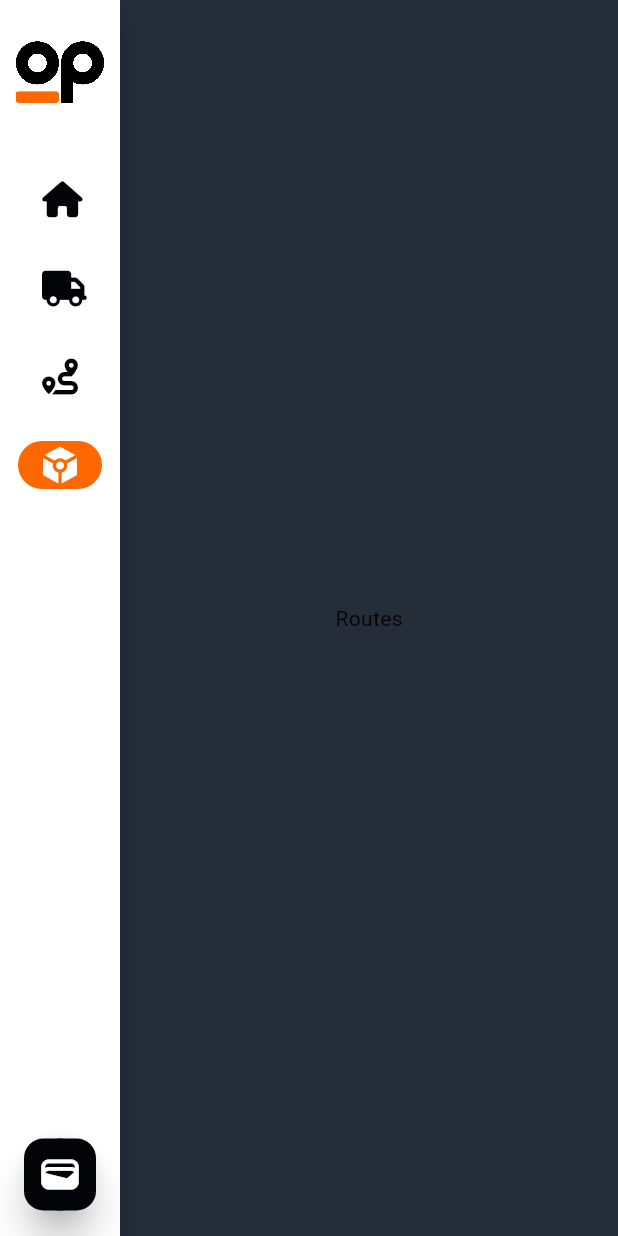
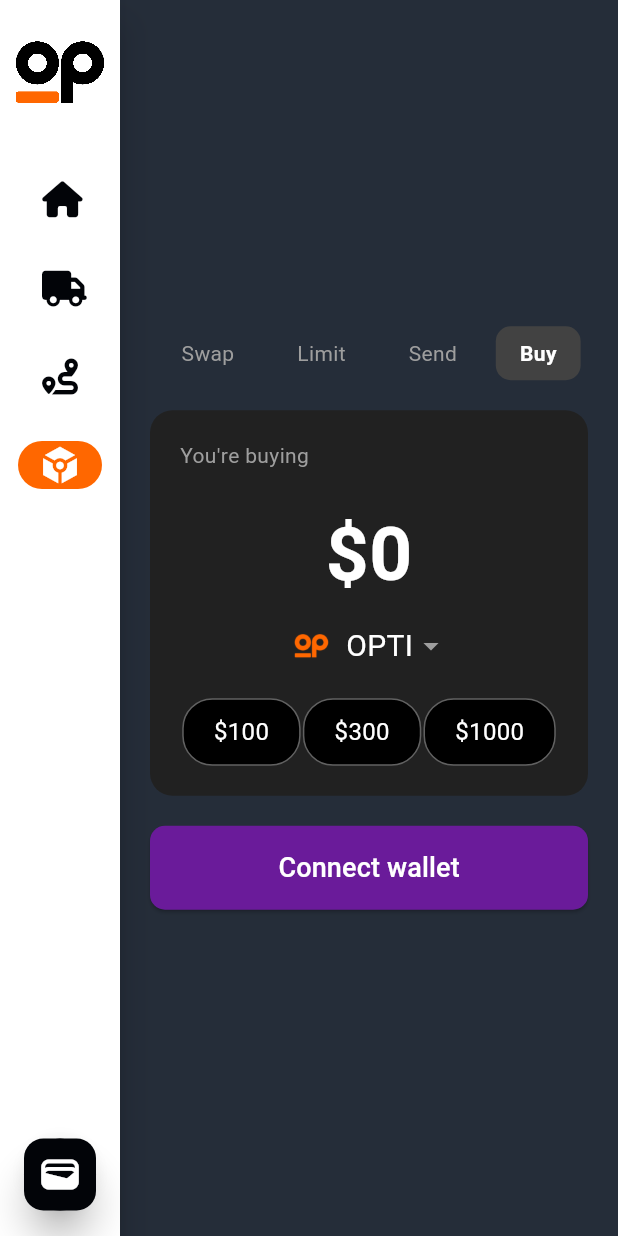
Before and after one commit to Opti-Freight/demo, a Flutter app: the screen it shows after launch, after a tap on "Jobs", after a tap on "Routes", after a tap on "OPTI Tokens", on a phone screen of 412 x 824 dp. Run offline on Flutter 3.47's test engine with Material 3 defaults, Android fonts, the phone set to English and light mode, and no system bars; our stand-ins replace font_awesome_flutter, get, google_fonts; missing offline and left inert: truncate; network calls fail; Roboto replaces fonts that are missing (Kanit).

Commit message:
added OPTI sales module

```diff
--- a/lib/pages/home.dart
+++ b/lib/pages/home.dart
@@ -26,7 +26,6 @@
       _builHome(),
       _buildPurchaseOrders(),
       _buildTrips(),
-      _buildRoutes(),
       _buildOptiTokens(),
     ];
     return Scaffold(
@@ -196,15 +195,7 @@
     return const TripsPage();
   }
 
-  Widget _buildRoutes() {
-    return const Center(
-      child: Text("Routes"),
-    );
-  }
-
   Widget _buildOptiTokens() {
-    return const Center(
-      child: Text("OPTI Tokens"),
-    );
+    return const BuyWidget();
   }
 }
--- /dev/null
+++ b/lib/pages/opti.dart
@@ -0,0 +1,154 @@
+import 'package:flutter/material.dart';
+import 'package:optifreight/utils/utils.dart';
+
+class BuyWidget extends StatelessWidget {
+  const BuyWidget({super.key});
+
+  @override
+  Widget build(BuildContext context) {
+    return Center(
+      child: SizedBox(
+        width: 500,
+        child: Column(
+          mainAxisAlignment: MainAxisAlignment.center,
+          children: [
+            // Top Navigation Bar
+            Container(
+              width: 500,
+              padding: const EdgeInsets.symmetric(horizontal: 20.0),
+              child: Row(
+                mainAxisAlignment: MainAxisAlignment.spaceAround,
+                children: [
+                  _buildTab("Swap"),
+                  _buildTab("Limit"),
+                  _buildTab("Send"),
+                  _buildTab("Buy", isSelected: true),
+                ],
+              ),
+            ),
+            const SizedBox(height: 20),
+
+            // Main Card
+            Container(
+              padding: const EdgeInsets.all(20.0),
+              margin: const EdgeInsets.symmetric(horizontal: 20.0),
+              decoration: BoxDecoration(
+                color: Colors.grey[900],
+                borderRadius: BorderRadius.circular(15),
+              ),
+              child: Column(
+                crossAxisAlignment: CrossAxisAlignment.center,
+                children: [
+                  const Align(
+                    alignment: Alignment.topLeft,
+                    child: Text(
+                      "You're buying",
+                      style: TextStyle(color: Colors.grey),
+                    ),
+                  ),
+                  const SizedBox(height: 20),
+                  const Text(
+                    '\$0',
+                    style: TextStyle(
+                      color: Colors.white,
+                      fontSize: 50,
+                      fontWeight: FontWeight.bold,
+                    ),
+                  ),
+                  const SizedBox(height: 10),
+                  const Row(
+                    mainAxisAlignment: MainAxisAlignment.center,
+                    children: [
+                      ImageIcon(
+                        AssetImage('assets/images/icon.png'),
+                        size: 30,
+                        color: AppColors.primary,
+                      ),
+                      SizedBox(width: 8),
+                      Text(
+                        'OPTI',
+                        style: TextStyle(
+                          color: Colors.white,
+                          fontSize: 20,
+                        ),
+                      ),
+                      Icon(
+                        Icons.arrow_drop_down,
+                        color: Colors.grey,
+                      ),
+                    ],
+                  ),
+                  const SizedBox(height: 20),
+                  Row(
+                    mainAxisAlignment: MainAxisAlignment.spaceEvenly,
+                    children: [
+                      _buildAmountButton("\$100"),
+                      _buildAmountButton("\$300"),
+                      _buildAmountButton("\$1000"),
+                    ],
+                  ),
+                ],
+              ),
+            ),
+            const SizedBox(height: 20),
+
+            // Connect Wallet Button
+            Container(
+              width: double.infinity,
+              margin: const EdgeInsets.symmetric(horizontal: 20.0),
+              child: ElevatedButton(
+                onPressed: () {},
+                style: ElevatedButton.styleFrom(
+                  backgroundColor:
+                      const Color(0xFF6A1B9A), // Dark purple background
+                  padding: const EdgeInsets.symmetric(vertical: 15),
+                  shape: RoundedRectangleBorder(
+                    borderRadius: BorderRadius.circular(10),
+                  ),
+                ),
+                child: const Text(
+                  'Connect wallet',
+                  style: TextStyle(color: Colors.white, fontSize: 18),
+                ),
+              ),
+            ),
+          ],
+        ),
+      ),
+    );
+  }
+
+  // Helper widget to build a tab
+  Widget _buildTab(String text, {bool isSelected = false}) {
+    return Container(
+      padding: const EdgeInsets.symmetric(vertical: 8.0, horizontal: 16.0),
+      decoration: BoxDecoration(
+        color: isSelected ? Colors.grey[800] : Colors.transparent,
+        borderRadius: BorderRadius.circular(10),
+      ),
+      child: Text(
+        text,
+        style: TextStyle(
+          color: isSelected ? Colors.white : Colors.grey,
+          fontWeight: isSelected ? FontWeight.bold : FontWeight.normal,
+        ),
+      ),
+    );
+  }
+
+  // Helper widget to build amount selection buttons
+  Widget _buildAmountButton(String amount) {
+    return Container(
+      padding: const EdgeInsets.symmetric(vertical: 10, horizontal: 20),
+      decoration: BoxDecoration(
+        color: Colors.black,
+        borderRadius: BorderRadius.circular(20),
+        border: Border.all(color: Colors.grey[700]!),
+      ),
+      child: Text(
+        amount,
+        style: const TextStyle(color: Colors.white, fontSize: 16),
+      ),
+    );
+  }
+}
--- a/lib/pages/pages.dart
+++ b/lib/pages/pages.dart
@@ -1,4 +1,5 @@
 export 'home.dart';
+export 'opti.dart';
 export 'trips.dart';
 export 'shippers.dart';
 export 'investors.dart';
```
Also changed, not shown: 1 other file.
